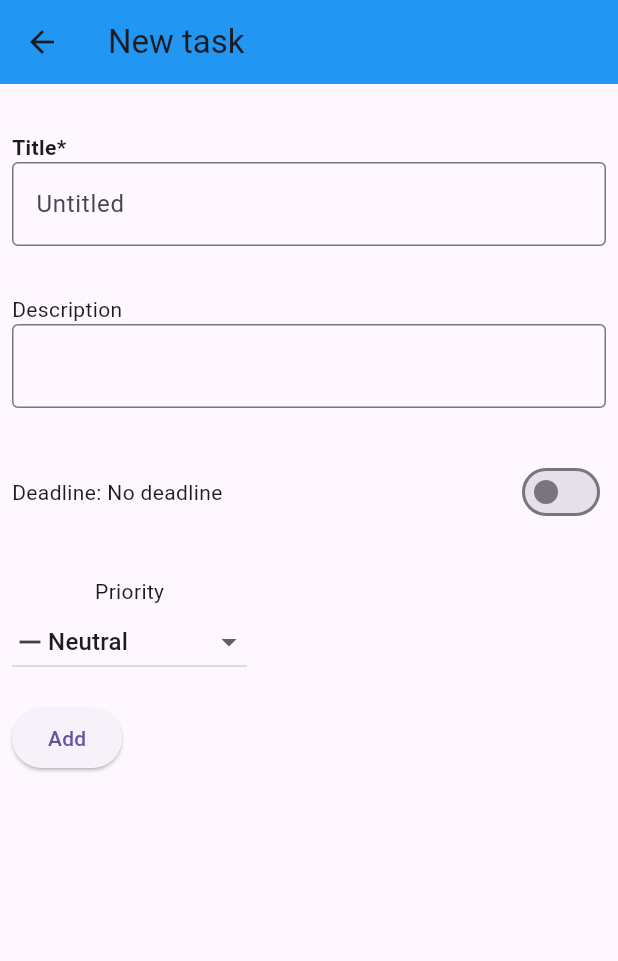
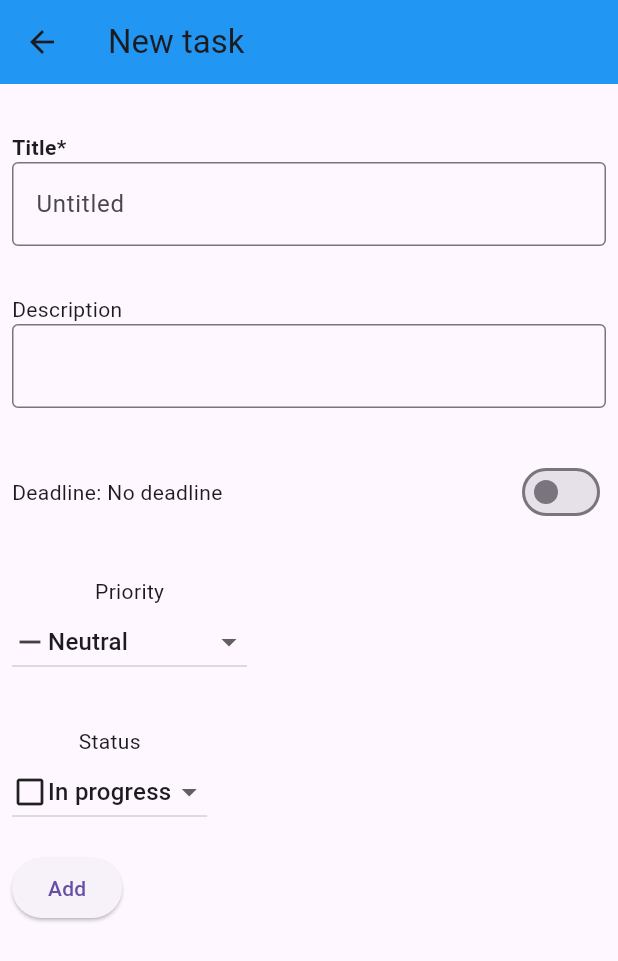
Before and after one commit to ashley-lizbeth/day_pal, a Flutter app: the TaskForm screen opened directly, on a phone screen of 412 x 824 dp. Shown: the top 961 px of the screen. Run offline on Flutter 3.47's test engine with Material 3 defaults, Android fonts, the phone set to English and light mode, and no system bars; our stand-ins replace calendar_date_picker2; missing offline and left inert: cuid2.

Commit message:
Created StatusForm with its controller

```diff
--- a/lib/screens/tasks_screen/task_form/main.dart
+++ b/lib/screens/tasks_screen/task_form/main.dart
@@ -3,6 +3,7 @@ import 'package:day_pal/database_context.dart';
 import 'package:day_pal/screens/tasks_screen/task_form/deadline_form.dart';
 import 'package:day_pal/screens/tasks_screen/task_form/description_form.dart';
 import 'package:day_pal/screens/tasks_screen/task_form/priority_form.dart';
+import 'package:day_pal/screens/tasks_screen/task_form/status_form.dart';
 import 'package:day_pal/screens/tasks_screen/task_form/title_form.dart';
 import 'package:flutter/material.dart';
 
@@ -79,6 +80,11 @@ class _TaskFormState extends State<TaskForm> {
                       child: PriorityForm(
                         controller: controllers.priority,
                       )),
+                  Padding(
+                      padding: const EdgeInsets.symmetric(vertical: 16),
+                      child: StatusForm(
+                        controller: controllers.status,
+                      )),
                   ElevatedButton(
                       onPressed: () {
                         if (_formKey.currentState!.validate()) {
@@ -100,6 +106,7 @@ class FormControllers {
   final description = TextEditingController();
   final deadline = DeadlineController();
   final priority = PriorityController();
+  final status = StatusController();
 
   void fromTask(Task task) {
     title.text = task.title;
@@ -109,6 +116,7 @@ class FormControllers {
       deadline.setDate(task.deadline!);
     }
     priority.setValue(task.priority());
+    status.setValue(task.status());
   }
 
   void copyToTask(Task task) {
@@ -116,6 +124,7 @@ class FormControllers {
     task.description = description.text;
     task.deadline = deadline.enabled ? deadline.date : null;
     task.priorityValue = priority.value.importance;
+    task.statusKey = status.value.key;
   }
 
   void dispose() {
--- /dev/null
+++ b/lib/screens/tasks_screen/task_form/status_form.dart
@@ -0,0 +1,54 @@
+import 'package:day_pal/core/entities/status.dart';
+import 'package:flutter/material.dart';
+
+class StatusController extends ChangeNotifier {
+  Status value = Status(Status.doing);
+
+  void setValue(Status status) {
+    value = status;
+    notifyListeners();
+  }
+}
+
+class StatusForm extends StatefulWidget {
+  final StatusController controller;
+  const StatusForm({super.key, required this.controller});
+
+  @override
+  State<StatusForm> createState() => _StatusFormState();
+}
+
+class _StatusFormState extends State<StatusForm> {
+  late Status dropdownValue;
+
+  @override
+  void initState() {
+    dropdownValue = widget.controller.value;
+
+    widget.controller.addListener(() {
+      setState(() {
+        dropdownValue = widget.controller.value;
+      });
+    });
+
+    super.initState();
+  }
+
+  @override
+  Widget build(BuildContext context) {
+    return Column(
+      children: [
+        Text("Status"),
+        DropdownButton<Status>(
+            value: dropdownValue,
+            items: Status.asList()
+                .map<DropdownMenuItem<Status>>((Status s) => DropdownMenuItem(
+                    value: s, child: Row(children: [s.icon, Text(s.name)])))
+                .toList(),
+            onChanged: (Status? s) {
+              widget.controller.setValue(s!);
+            })
+      ],
+    );
+  }
+}
```
